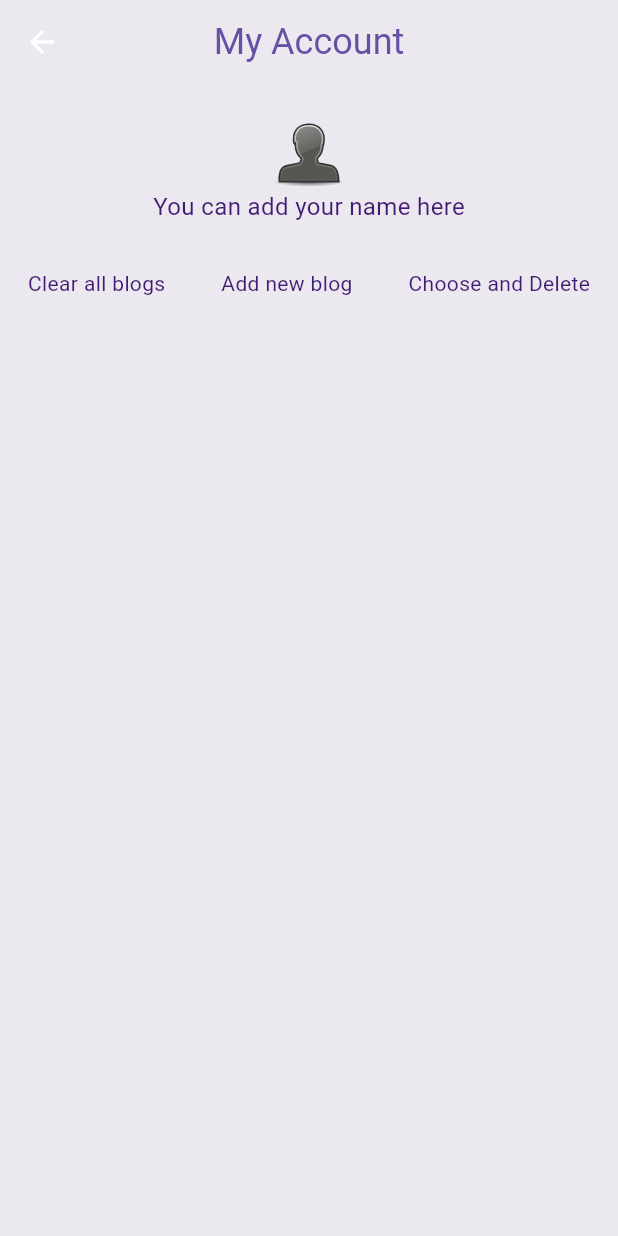
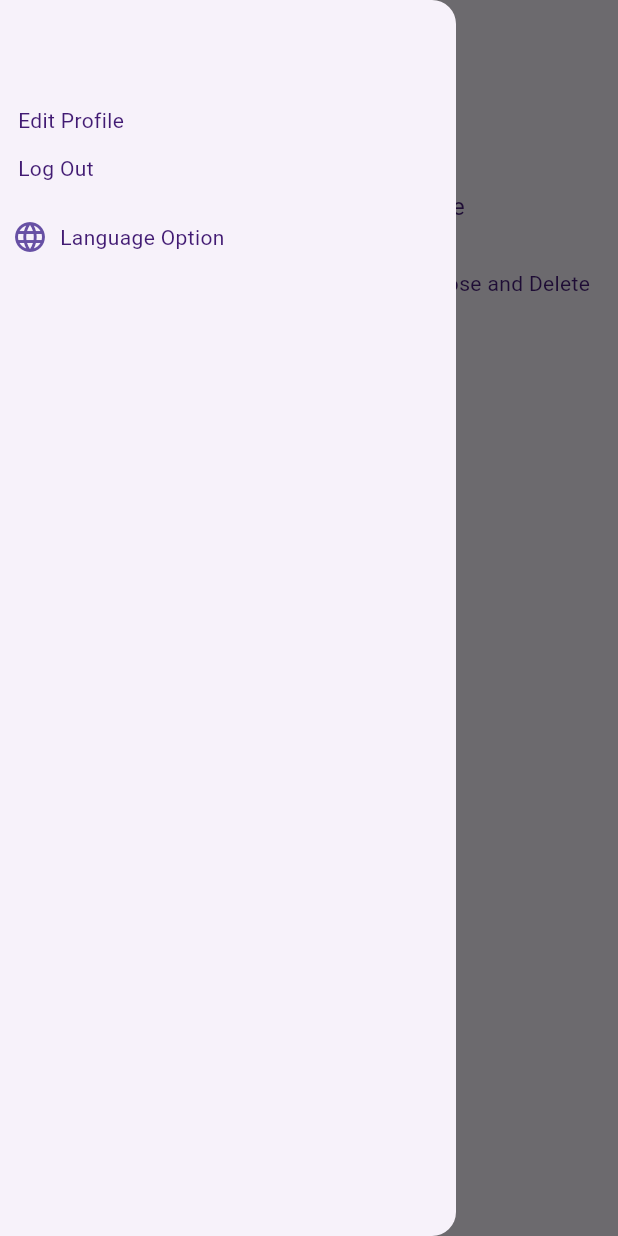
Before and after one commit to beyzayyt/shoou, a Flutter app: the UserAccountPage screen opened directly, with the side drawer open (before the commit the screen has no drawer), on a phone screen of 412 x 824 dp. Run offline on Flutter 3.47's test engine with Material 3 defaults, Android fonts, the phone set to English and light mode, and no system bars; our stand-ins replace cloud_firestore, easy_localization, firebase_auth, firebase_core, firebase_storage, flutter_bloc and 5 more; missing offline and left inert: firebase_app_check; accounts and stored records are empty.

Commit message:
Redesigned user profile page.

```diff
--- a/lib/ui/page/user_account_page.dart
+++ b/lib/ui/page/user_account_page.dart
@@ -12,6 +12,9 @@ import 'package:show_you/services/cubit/userBlog/user_blog_state.dart';
 import 'package:show_you/services/cubit/userBlog/user_clear_blog_cubit.dart';
 import 'package:show_you/services/cubit/userBlog/user_clear_blog_state.dart';
 import 'package:show_you/ui/view/loading_animation.dart';
+import 'package:show_you/ui/view/userProfile/change_language.dart';
+import 'package:show_you/ui/view/userProfile/logout_edit.dart';
+import 'package:show_you/ui/view/userProfile/user_profile_options.dart';
 import 'package:show_you/ui/view/users_blog_list.dart';
 
 class UserAccountPage extends StatefulWidget {
@@ -29,7 +32,30 @@ class _UserAccountPageState extends State<UserAccountPage> {
   @override
   Widget build(BuildContext context) {
     return Scaffold(
+      drawer: Drawer(
+        child: ListView(
+          padding: EdgeInsets.zero,
+          children: <Widget>[
+            const SizedBox(
+              height: 70,
+            ),
+            UserProfileEdit(
+              savedUserModel: savedUserModel,
+              onSubmit: (SavedUserModel value) => {
+                setState(() {
+                  savedUserModel = value;
+                })
+              },
+            ),
+            LogOut(
+              savedUserModel: savedUserModel,
+            ),
+            ChangeLanguage(savedUserModel: savedUserModel),
+          ],
+        ),
+      ),
       appBar: AppBar(
+        iconTheme: IconThemeData(color: Theme.of(context).primaryColor),
         forceMaterialTransparency: true,
         centerTitle: true,
         title: Text(LocaleKeys.myAccount.tr(),
@@ -140,18 +166,6 @@ class _UserAccountPageState extends State<UserAccountPage> {
                     ),
                   );
                 }),
-                // UserProfileEdit(
-                //   savedUserModel: savedUserModel,
-                //   onSubmit: (SavedUserModel value) => {
-                //     setState(() {
-                //       savedUserModel = value;
-                //     })
-                //   },
-                // ),
-                // LogOut(
-                //   savedUserModel: savedUserModel,
-                // ),
-                // ChangeLanguage(savedUserModel: savedUserModel),
                 BlocConsumer<UserShowBlogCubit, UserShowBlogState>(
                   builder: (context, state) {
                     if (state is ShowUserBlogCompliting) {
```
